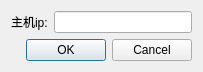
First picture: the form in dialogsethost.ui, repository sunjunbo/chess, before the edit.
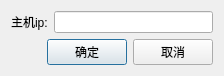
Second picture: the form after the edit.

The edit to the form file:
```diff
--- a/dialogsethost.ui
+++ b/dialogsethost.ui
@@ -6,8 +6,8 @@
    <rect>
     <x>0</x>
     <y>0</y>
-    <width>203</width>
-    <height>71</height>
+    <width>224</width>
+    <height>73</height>
    </rect>
   </property>
   <property name="sizePolicy">
@@ -37,14 +37,35 @@
       </layout>
      </item>
      <item>
-      <widget class="QDialogButtonBox" name="buttonBox">
-       <property name="orientation">
-        <enum>Qt::Horizontal</enum>
-       </property>
-       <property name="standardButtons">
-        <set>QDialogButtonBox::Cancel|QDialogButtonBox::Ok</set>
-       </property>
-      </widget>
+      <layout class="QHBoxLayout" name="horizontalLayout_2">
+       <item>
+        <spacer name="horizontalSpacer">
+         <property name="orientation">
+          <enum>Qt::Horizontal</enum>
+         </property>
+         <property name="sizeHint" stdset="0">
+          <size>
+           <width>40</width>
+           <height>20</height>
+          </size>
+         </property>
+        </spacer>
+       </item>
+       <item>
+        <widget class="QPushButton" name="pushButton">
+         <property name="text">
+          <string>确定</string>
+         </property>
+        </widget>
+       </item>
+       <item>
+        <widget class="QPushButton" name="pushButton_2">
+         <property name="text">
+          <string>取消</string>
+         </property>
+        </widget>
+       </item>
+      </layout>
      </item>
     </layout>
    </item>
```
Left out of the diff: 51 changed lines with no effect on the pictures.
